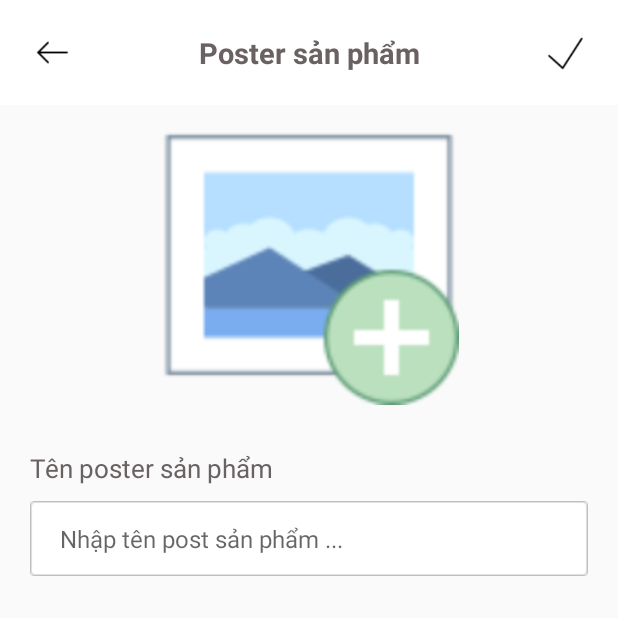
After one commit to tientien6899/CoffeeBakeryADMIN, an Android app: the BannerActivity screen opened directly, with no data from a screen before it, on a phone screen of 412 x 824 dp, the top half of it. The commit adds this screen. Run offline under Robolectric (Android 15) with nearby library versions, the phone set to English and light mode, and no system bars; our stand-ins replace Firebase (no records; nobody signed in at launch, a user with empty details on screens opened directly).

Commit message:
update poster

```diff
--- a/app/src/main/AndroidManifest.xml
+++ b/app/src/main/AndroidManifest.xml
@@ -9,7 +9,9 @@
         android:roundIcon="@mipmap/ic_launcher_background"
         android:supportsRtl="true"
         android:theme="@style/AppTheme">
-        <activity android:name=".ListReport.QuarReportActivity"></activity>
+        <activity android:name=".Banner.ListBannerActivity"></activity>
+        <activity android:name=".Banner.BannerActivity" />
+        <activity android:name=".ListReport.QuarReportActivity" />
         <activity android:name=".ListReport.MonthReportActivity" />
         <activity android:name=".ListReport.DailyReportActivity" />
         <activity android:name=".AccountActivity" />
--- /dev/null
+++ b/app/src/main/java/com/example/coffeebakeryadmin/Banner/BannerActivity.java
@@ -0,0 +1,132 @@
+package com.example.coffeebakeryadmin.Banner;
+
+import androidx.annotation.NonNull;
+import androidx.annotation.Nullable;
+import androidx.appcompat.app.AlertDialog;
+import androidx.appcompat.app.AppCompatActivity;
+
+import android.app.ProgressDialog;
+import android.content.DialogInterface;
+import android.content.Intent;
+import android.graphics.Color;
+import android.net.Uri;
+import android.os.Bundle;
+import android.view.View;
+import android.widget.EditText;
+import android.widget.ImageView;
+import android.widget.Toast;
+
+import com.example.coffeebakeryadmin.List_Product.AddProductActivity;
+import com.example.coffeebakeryadmin.List_Product.ListProductActivity;
+import com.example.coffeebakeryadmin.R;
+import com.google.android.gms.tasks.OnSuccessListener;
+import com.google.firebase.database.DatabaseReference;
+import com.google.firebase.database.FirebaseDatabase;
+import com.google.firebase.storage.FirebaseStorage;
+import com.google.firebase.storage.OnProgressListener;
+import com.google.firebase.storage.StorageReference;
+import com.google.firebase.storage.UploadTask;
+
+public class BannerActivity extends AppCompatActivity {
+
+    ImageView imgposter, addposter;
+    EditText nameposter;
+    FirebaseStorage storage;
+    StorageReference storageReference;
+    public Uri path;
+    private DatabaseReference mData;
+
+    @Override
+    protected void onCreate(Bundle savedInstanceState) {
+        super.onCreate(savedInstanceState);
+        setContentView(R.layout.activity_banner);
+        AnhXa();
+        storage = FirebaseStorage.getInstance();
+        storageReference = storage.getReference();
+        mData = FirebaseDatabase.getInstance().getReference();
+
+        imgposter.setOnClickListener(new View.OnClickListener() {
+            @Override
+            public void onClick(View view) {
+                Intent intent = new Intent();
+                intent.setType("image/*");
+                intent.setAction(Intent.ACTION_GET_CONTENT);
+                startActivityForResult(intent, 22);
+            }
+        });
+
+        addposter.setOnClickListener(new View.OnClickListener() {
+            @Override
+            public void onClick(View view) {
+                Banner bn = new Banner();
+                bn.ten = nameposter.getText().toString();
+                AlertDialog.Builder builder = new AlertDialog.Builder(view.getContext());
+                builder.setCancelable(true);
+                builder.setTitle("Thông báo");
+                builder.setMessage("Bạn có chắc muốn thêm Poster này chứ ?");
+                builder.setNegativeButton("Xác nhận", new DialogInterface.OnClickListener() {
+                    @Override
+                    public void onClick(DialogInterface dialogInterface, int i) {
+                        if (path != null) {
+                            StorageReference ref = storageReference.child("Poster").child(bn.getTen() + ".png");
+                            final ProgressDialog progressDialog = new ProgressDialog(BannerActivity.this);
+                            progressDialog.setTitle("Uploading...");
+                            progressDialog.show();
+                            ref.putFile(path).addOnSuccessListener(new OnSuccessListener<UploadTask.TaskSnapshot>() {
+                                @Override
+                                public void onSuccess(UploadTask.TaskSnapshot taskSnapshot) {
+                                    //Lấy đường link của hình ảnh
+                                    ref.getDownloadUrl().addOnSuccessListener(new OnSuccessListener<Uri>() {
+                                        @Override
+                                        public void onSuccess(Uri uri) {
+                                            bn.link = "" + uri.toString();
+                                            mData.child("Poster").child(bn.getTen()).setValue(bn);
+                                        }
+                                    });
+                                    progressDialog.dismiss();
+                                    Toast.makeText(BannerActivity.this, "Thêm Poster thành công !", Toast.LENGTH_SHORT).show();
+                                    Intent intent = new Intent(BannerActivity.this, ListBannerActivity.class);
+                                    startActivity(intent);
+                                }
+                            })
+                                    .addOnProgressListener(new OnProgressListener<UploadTask.TaskSnapshot>() {
+                                        @Override
+                                        public void onProgress(@NonNull UploadTask.TaskSnapshot snapshot) {
+                                            double progress = (100.0 * snapshot.getBytesTransferred() / snapshot.getTotalByteCount());
+                                            progressDialog.setMessage("Uploaded " + (int) progress + "%");
+                                        }
+                                    });
+                        }
+                    }
+                });
+                builder.setPositiveButton("Hủy bỏ", new DialogInterface.OnClickListener() {
+                            @Override
+                            public void onClick(DialogInterface dialogInterface, int i) {
+                                Intent intent = new Intent(BannerActivity.this, ListBannerActivity.class);
+                                startActivity(intent);
+                            }
+                        }
+                );
+                builder.show();
+            }
+        });
+
+    }
+
+    private void AnhXa() {
+        imgposter = (ImageView) findViewById(R.id.img_HinhAnhPoster);
+        addposter = (ImageView) findViewById(R.id.btn_LuuPoster);
+        nameposter = (EditText) findViewById(R.id.edt_TenPoster);
+    }
+
+    @Override
+    protected void onActivityResult(int requestCode, int resultCode, @Nullable Intent data) {
+        super.onActivityResult(requestCode, resultCode, data);
+        if (requestCode == 22 && resultCode == RESULT_OK && data != null) {
+            Uri uri = data.getData();
+            path = uri;
+            imgposter.setImageURI(uri);
+            imgposter.setBackgroundColor(Color.WHITE);
+        }
+    }
+}
--- /dev/null
+++ b/app/src/main/res/layout/activity_banner.xml
@@ -0,0 +1,86 @@
+<?xml version="1.0" encoding="utf-8"?>
+<LinearLayout xmlns:android="http://schemas.android.com/apk/res/android"
+    xmlns:app="http://schemas.android.com/apk/res-auto"
+    xmlns:tools="http://schemas.android.com/tools"
+    android:layout_width="match_parent"
+    android:layout_height="match_parent"
+    tools:context=".Banner.BannerActivity"
+    android:orientation="vertical">
+
+    <LinearLayout
+        android:layout_width="match_parent"
+        android:layout_height="70dp"
+        android:background="@color/white"
+        android:orientation="horizontal">
+
+        <ImageView
+            android:id="@+id/img_BackDSSP"
+            android:layout_width="30dp"
+            android:layout_height="30dp"
+            android:layout_gravity="center"
+            android:layout_marginLeft="20dp"
+            android:background="@drawable/back" />
+
+        <TextView
+            android:layout_width="match_parent"
+            android:layout_height="match_parent"
+            android:layout_weight="1"
+            android:gravity="center"
+            android:text="Poster sản phẩm"
+            android:textColor="@color/black"
+            android:textSize="19sp"
+            android:textStyle="bold" />
+
+        <ImageView
+            android:id="@+id/btn_LuuPoster"
+            android:layout_width="30dp"
+            android:layout_height="30dp"
+            android:layout_gravity="center"
+            android:layout_marginRight="20dp"
+            android:background="@drawable/check" />
+    </LinearLayout>
+
+    <ScrollView
+        android:layout_width="match_parent"
+        android:layout_height="wrap_content">
+
+        <LinearLayout
+            android:layout_width="match_parent"
+            android:layout_height="wrap_content"
+            android:orientation="vertical">
+
+            <ImageView
+                android:id="@+id/img_HinhAnhPoster"
+                android:layout_width="200dp"
+                android:layout_height="200dp"
+                android:layout_gravity="center"
+                android:background="@drawable/add_image_product" />
+
+            <TextView
+                android:layout_width="wrap_content"
+                android:layout_height="wrap_content"
+                android:layout_marginLeft="20dp"
+                android:layout_marginTop="30dp"
+                android:text="Tên poster sản phẩm"
+                android:textColor="@color/black"
+                android:textSize="17dp" />
+
+            <EditText
+                android:id="@+id/edt_TenPoster"
+                android:layout_width="match_parent"
+                android:layout_height="50dp"
+                android:layout_marginLeft="20dp"
+                android:layout_marginTop="10dp"
+                android:layout_marginRight="20dp"
+                android:background="@drawable/bg_textfield"
+                android:hint="Nhập tên post sản phẩm ..."
+                android:inputType="text"
+                android:paddingLeft="20dp"
+                android:textColor="@color/black"
+                android:textSize="16dp" />
+
+        </LinearLayout>
+
+    </ScrollView>
+
+</LinearLayout>
```
Also changed, not shown: app/src/main/java/com/example/coffeebakeryadmin/AdminActivity.java (+10 -0 lines), app/src/main/java/com/example/coffeebakeryadmin/Banner/Banner.java (added, +31 -0 lines), app/src/main/java/com/example/coffeebakeryadmin/Banner/BannerAdapter.java (added, +57 -0 lines), app/src/main/java/com/example/coffeebakeryadmin/Banner/ListBannerActivity.java (added, +106 -0 lines), app/src/main/res/layout/activity_list_banner.xml (added, +75 -0 lines), app/src/main/res/layout/custom_poster.xml (added, +22 -0 lines).
